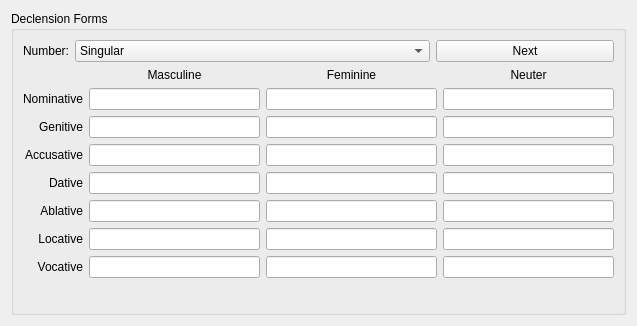
This is src/editor/declensionwidget.ui in KDE/parley as Qt 5 draws it before an edit. The edited form follows.
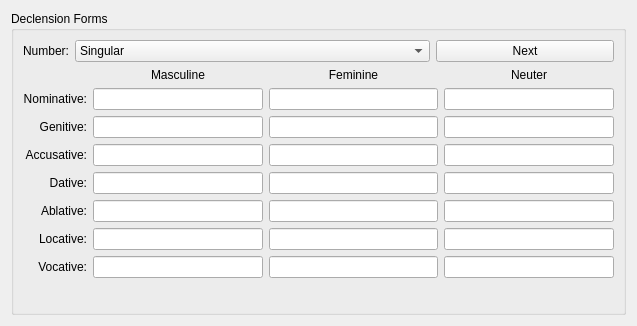
This is the edited form.

```diff
--- a/src/editor/declensionwidget.ui
+++ b/src/editor/declensionwidget.ui
@@ -49,7 +49,7 @@
            </sizepolicy>
           </property>
           <property name="text">
-           <string comment="one of the seven cases (grammatical)">Nominative</string>
+           <string comment="one of the seven cases (grammatical)">Nominative:</string>
           </property>
           <property name="alignment">
            <set>Qt::AlignRight|Qt::AlignTrailing|Qt::AlignVCenter</set>
@@ -68,7 +68,7 @@
            </sizepolicy>
           </property>
           <property name="text">
-           <string comment="one of the seven cases (grammatical)">Genitive</string>
+           <string comment="one of the seven cases (grammatical)">Genitive:</string>
           </property>
           <property name="alignment">
            <set>Qt::AlignRight|Qt::AlignTrailing|Qt::AlignVCenter</set>
@@ -87,7 +87,7 @@
            </sizepolicy>
           </property>
           <property name="text">
-           <string comment="one of the seven cases (grammatical)">Dative</string>
+           <string comment="one of the seven cases (grammatical)">Dative:</string>
           </property>
           <property name="alignment">
            <set>Qt::AlignRight|Qt::AlignTrailing|Qt::AlignVCenter</set>
@@ -106,7 +106,7 @@
            </sizepolicy>
           </property>
           <property name="text">
-           <string comment="one of the seven cases (grammatical)">Accusative</string>
+           <string comment="one of the seven cases (grammatical)">Accusative:</string>
           </property>
           <property name="alignment">
            <set>Qt::AlignRight|Qt::AlignTrailing|Qt::AlignVCenter</set>
@@ -125,7 +125,7 @@
            </sizepolicy>
           </property>
           <property name="text">
-           <string comment="one of the seven cases (grammatical)">Ablative</string>
+           <string comment="one of the seven cases (grammatical)">Ablative:</string>
           </property>
           <property name="alignment">
            <set>Qt::AlignRight|Qt::AlignTrailing|Qt::AlignVCenter</set>
@@ -144,7 +144,7 @@
            </sizepolicy>
           </property>
           <property name="text">
-           <string comment="one of the seven cases (grammatical)">Locative</string>
+           <string comment="one of the seven cases (grammatical)">Locative:</string>
           </property>
           <property name="alignment">
            <set>Qt::AlignRight|Qt::AlignTrailing|Qt::AlignVCenter</set>
@@ -163,7 +163,7 @@
            </sizepolicy>
           </property>
           <property name="text">
-           <string comment="one of the seven cases (grammatical)">Vocative</string>
+           <string comment="one of the seven cases (grammatical)">Vocative:</string>
           </property>
           <property name="alignment">
            <set>Qt::AlignRight|Qt::AlignTrailing|Qt::AlignVCenter</set>
```
